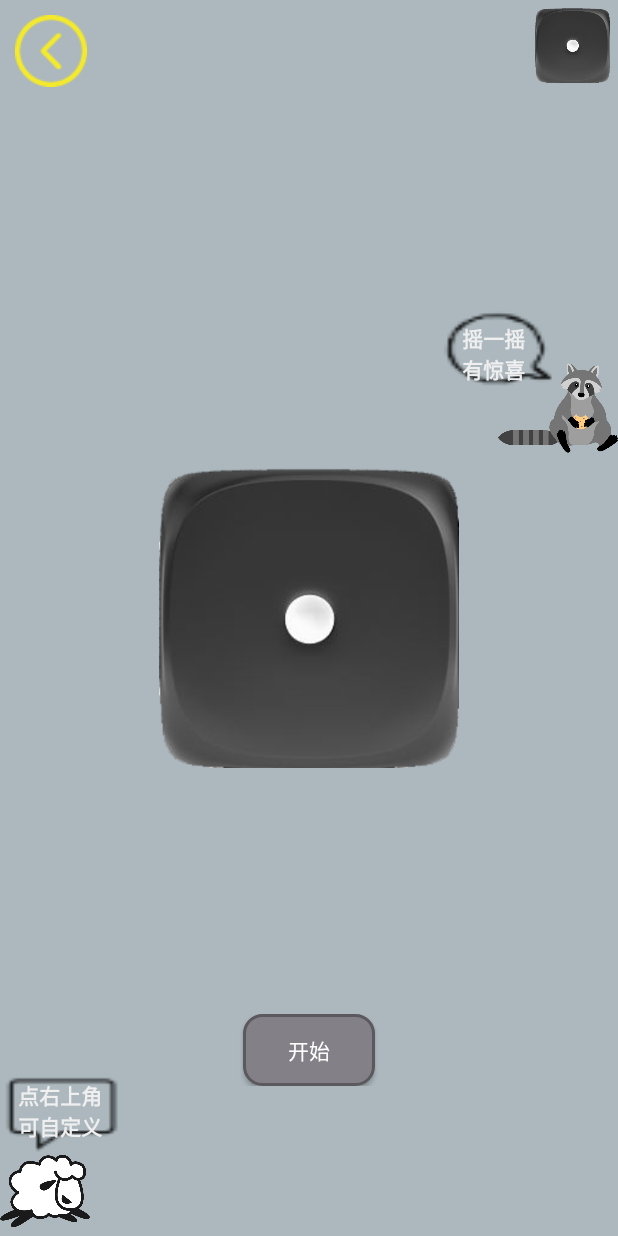
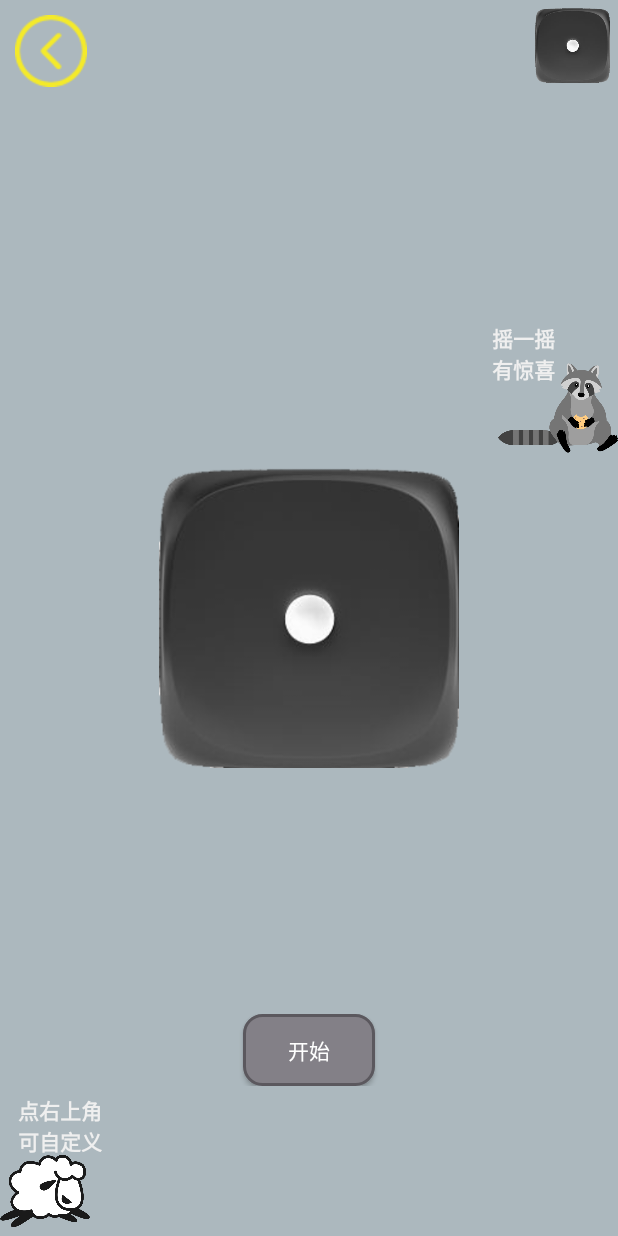
Before and after one commit to whitebutton/Game_mission, an Android app: the TYXActivity screen opened directly, with no data from a screen before it, on a phone screen of 412 x 824 dp. Run offline under Robolectric (Android 15) with nearby library versions, the phone set to English and light mode, and no system bars.

Commit message:
删除左下图标对话框

```diff
--- a/app/src/main/res/layout/activity_more.xml
+++ b/app/src/main/res/layout/activity_more.xml
@@ -86,12 +86,6 @@
                 android:layout_height="60dp"
                 android:layout_alignParentBottom="true"
                 android:src="@mipmap/mifeng" />
-            <ImageView
-                android:id="@+id/duihua"
-                android:layout_width="80dp"
-                android:layout_height="50dp"
-                android:scaleType="fitXY"
-                android:src="@mipmap/duihuakuang" />
             <TextView
                 android:layout_width="65dp"
                 android:layout_marginLeft="12dp"
--- a/app/src/main/res/layout/activity_tyx.xml
+++ b/app/src/main/res/layout/activity_tyx.xml
@@ -26,7 +26,7 @@
     </RelativeLayout>
 
     <RelativeLayout
-        android:layout_width="120dp"
+        android:layout_width="100dp"
         android:layout_height="110dp"
         android:layout_above="@+id/img1"
         android:layout_alignParentRight="true">
@@ -39,12 +39,6 @@
             android:layout_alignParentBottom="true"
             android:src="@mipmap/shulan" />
 
-        <ImageView
-            android:id="@+id/duihua2"
-            android:layout_width="82dp"
-            android:layout_height="65dp"
-            android:scaleType="fitXY"
-            android:src="@mipmap/duihuakuang2" />
 
         <TextView
             android:layout_width="50dp"
@@ -81,8 +75,8 @@
     </RelativeLayout>
 
     <RelativeLayout
-        android:layout_width="110dp"
-        android:layout_height="110dp"
+        android:layout_width="100dp"
+        android:layout_height="100dp"
         android:layout_alignParentBottom="true">
 
         <ImageView
@@ -91,12 +85,6 @@
             android:layout_height="60dp"
             android:layout_alignParentBottom="true"
             android:src="@mipmap/yang" />
-        <ImageView
-            android:id="@+id/duihua"
-            android:layout_width="80dp"
-            android:layout_height="60dp"
-            android:scaleType="fitXY"
-            android:src="@mipmap/duihuakuang" />
         <TextView
             android:layout_width="65dp"
             android:layout_marginLeft="12dp"
```
Also changed, not shown: app/src/main/res/layout/activity_question.xml (+1 -7 lines), app/src/main/res/layout/activity_random.xml (+1 -7 lines), app/src/main/res/layout/activity_zwn.xml (+1 -7 lines), app/src/main/res/layout/lh_fragment_pan.xml (+2 -8 lines).
